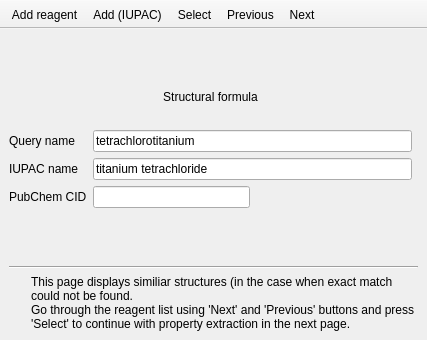
FrankMamuda/fumingcube, file structurefragment.ui: the form before one commit.
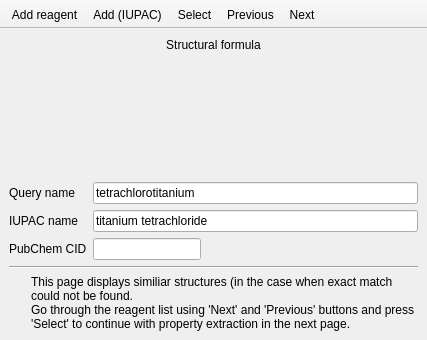
The form after the commit. Icons and pictures are not drawn.

```diff
--- a/structurefragment.ui
+++ b/structurefragment.ui
@@ -11,29 +11,36 @@
    </rect>
   </property>
   <widget class="QWidget" name="structureLayout">
-   <layout class="QGridLayout" name="page1verticalLayout">
+   <layout class="QGridLayout" name="page1verticalLayout" columnstretch="0,0,0,1">
     <item row="5" column="0">
-     <widget class="QLabel" name="cidLabel">
-      <property name="text">
-       <string>PubChem CID</string>
-      </property>
-     </widget>
-    </item>
-    <item row="3" column="0">
      <widget class="QLabel" name="queryLabel">
       <property name="text">
        <string>Query name</string>
       </property>
      </widget>
     </item>
-    <item row="4" column="0">
+    <item row="7" column="1">
+     <widget class="QLineEdit" name="cidEdit">
+      <property name="readOnly">
+       <bool>true</bool>
+      </property>
+     </widget>
+    </item>
+    <item row="6" column="0">
      <widget class="QLabel" name="IUPACLabel">
       <property name="text">
        <string>IUPAC name</string>
       </property>
      </widget>
     </item>
-    <item row="9" column="0" colspan="4">
+    <item row="7" column="0">
+     <widget class="QLabel" name="cidLabel">
+      <property name="text">
+       <string>PubChem CID</string>
+      </property>
+     </widget>
+    </item>
+    <item row="11" column="0" colspan="4">
      <layout class="QHBoxLayout" name="structureTipLayout">
       <item>
        <widget class="QLabel" name="structureTipIcon">
@@ -61,21 +68,14 @@
       </item>
      </layout>
     </item>
-    <item row="5" column="1">
-     <widget class="QLineEdit" name="cidEdit">
-      <property name="readOnly">
-       <bool>true</bool>
-      </property>
-     </widget>
-    </item>
-    <item row="7" column="0" colspan="4">
+    <item row="9" column="0" colspan="4">
      <widget class="Line" name="strucureLine">
       <property name="orientation">
        <enum>Qt::Horizontal</enum>
       </property>
      </widget>
     </item>
-    <item row="2" column="0" colspan="2">
+    <item row="3" column="0" colspan="4">
      <widget class="QLabel" name="structurePixmap">
       <property name="text">
        <string/>
@@ -91,53 +91,7 @@
       </property>
      </widget>
     </item>
-    <item row="5" column="2">
-     <spacer name="cidSpacer">
-      <property name="orientation">
-       <enum>Qt::Horizontal</enum>
-      </property>
-      <property name="sizeHint" stdset="0">
-       <size>
-        <width>40</width>
-        <height>20</height>
-       </size>
-      </property>
-     </spacer>
-    </item>
-    <item row="4" column="1" colspan="2">
-     <widget class="QLineEdit" name="IUPACEdit">
-      <property name="text">
-       <string>titanium tetrachloride</string>
-      </property>
-      <property name="readOnly">
-       <bool>true</bool>
-      </property>
-     </widget>
-    </item>
-    <item row="3" column="1" colspan="2">
-     <widget class="QLineEdit" name="queryEdit">
-      <property name="text">
-       <string>tetrachlorotitanium</string>
-      </property>
-      <property name="readOnly">
-       <bool>true</bool>
-      </property>
-     </widget>
-    </item>
-    <item row="6" column="0" colspan="3">
-     <spacer name="structureSpacer0">
-      <property name="orientation">
-       <enum>Qt::Vertical</enum>
-      </property>
-      <property name="sizeHint" stdset="0">
-       <size>
-        <width>20</width>
-        <height>40</height>
-       </size>
-      </property>
-     </spacer>
-    </item>
-    <item row="1" column="0" colspan="3">
+    <item row="1" column="0" colspan="4">
      <widget class="QLabel" name="structureLabel">
       <property name="text">
        <string>Structural formula</string>
@@ -147,7 +101,7 @@
       </property>
      </widget>
     </item>
-    <item row="0" column="0" colspan="3">
+    <item row="2" column="0" colspan="4">
      <spacer name="structureSpacer1">
       <property name="orientation">
        <enum>Qt::Vertical</enum>
@@ -160,6 +114,52 @@
       </property>
      </spacer>
     </item>
+    <item row="4" column="0" colspan="4">
+     <spacer name="structureSpacer0">
+      <property name="orientation">
+       <enum>Qt::Vertical</enum>
+      </property>
+      <property name="sizeHint" stdset="0">
+       <size>
+        <width>20</width>
+        <height>40</height>
+       </size>
+      </property>
+     </spacer>
+    </item>
+    <item row="5" column="1" colspan="3">
+     <widget class="QLineEdit" name="queryEdit">
+      <property name="text">
+       <string>tetrachlorotitanium</string>
+      </property>
+      <property name="readOnly">
+       <bool>true</bool>
+      </property>
+     </widget>
+    </item>
+    <item row="6" column="1" colspan="3">
+     <widget class="QLineEdit" name="IUPACEdit">
+      <property name="text">
+       <string>titanium tetrachloride</string>
+      </property>
+      <property name="readOnly">
+       <bool>true</bool>
+      </property>
+     </widget>
+    </item>
+    <item row="7" column="2" colspan="2">
+     <spacer name="cidSpacer">
+      <property name="orientation">
+       <enum>Qt::Horizontal</enum>
+      </property>
+      <property name="sizeHint" stdset="0">
+       <size>
+        <width>40</width>
+        <height>20</height>
+       </size>
+      </property>
+     </spacer>
+    </item>
    </layout>
   </widget>
   <widget class="QToolBar" name="structureToolbar">
```
